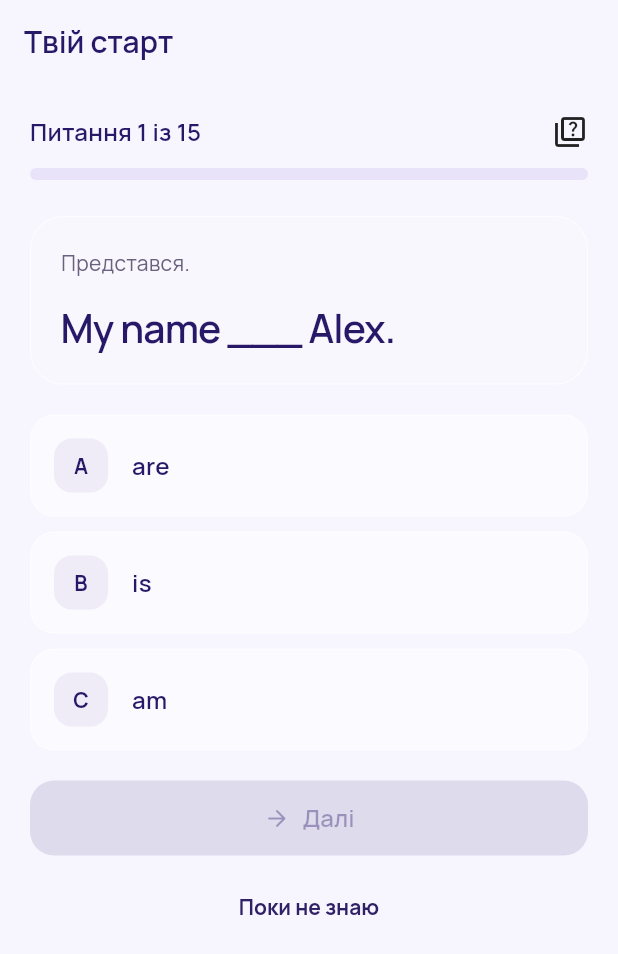
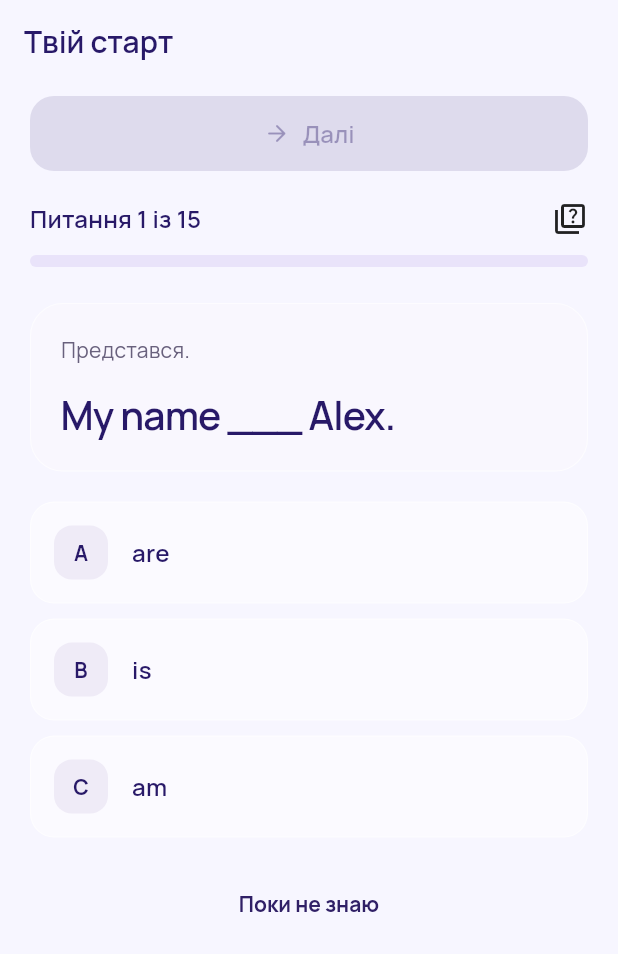
Before and after one commit to quilix11/ohymeku, a Flutter app: the screen it shows after launch, after a tap on "Почати тест", on a phone screen of 412 x 824 dp. Shown: the top 954 px of the screen. Run offline on Flutter 3.47's test engine with Material 3 defaults, Android fonts, the phone set to English and light mode, and no system bars; our stand-ins replace audioplayers, flutter_animate, flutter_dotenv, flutter_local_notifications, flutter_tts, shared_preferences and 2 more.

Commit message:
Add Meku splash and pin exercise navigation

```diff
--- a/lib/main.dart
+++ b/lib/main.dart
@@ -8,25 +8,60 @@ import 'services/progress_service.dart';
 import 'theme/app_theme.dart';
 import 'screens/main_screen.dart';
 import 'screens/placement_screen.dart';
+import 'screens/splash_screen.dart';
 
-Future<void> main() async {
+void main() {
   WidgetsFlutterBinding.ensureInitialized();
+  runApp(const AppStartup());
+}
 
-  // Force portrait
-  await SystemChrome.setPreferredOrientations([DeviceOrientation.portraitUp]);
+class AppStartup extends StatefulWidget {
+  const AppStartup({super.key});
 
-  // Load .env
-  await dotenv.load(fileName: '.env', isOptional: true);
+  @override
+  State<AppStartup> createState() => _AppStartupState();
+}
 
-  // Load settings
-  final settings = SettingsService();
-  await settings.load();
+class _AppStartupState extends State<AppStartup> {
+  late Future<DialectDuelApp> _startup = _loadApp();
+  final _lightTheme = buildAppTheme();
+  final _darkTheme = buildDarkTheme();
 
-  // Load progress
-  final progress = ProgressService();
-  await progress.initialize();
+  Future<DialectDuelApp> _loadApp() async {
+    final settings = SettingsService();
+    final progress = ProgressService();
+    try {
+      await SystemChrome.setPreferredOrientations(
+          [DeviceOrientation.portraitUp]);
+      await dotenv.load(fileName: '.env', isOptional: true);
+      await settings.load();
+      await progress.initialize();
+      return DialectDuelApp(settings: settings, progress: progress);
+    } catch (_) {
+      settings.dispose();
+      progress.dispose();
+      rethrow;
+    }
+  }
 
-  runApp(DialectDuelApp(settings: settings, progress: progress));
+  @override
+  Widget build(BuildContext context) => FutureBuilder<DialectDuelApp>(
+        future: _startup,
+        builder: (context, snapshot) =>
+            snapshot.data ??
+            MaterialApp(
+              title: 'Ohymeku',
+              debugShowCheckedModeBanner: false,
+              theme: _lightTheme,
+              darkTheme: _darkTheme,
+              home: SplashScreen(
+                onRetry: snapshot.connectionState == ConnectionState.done &&
+                        snapshot.hasError
+                    ? () => setState(() => _startup = _loadApp())
+                    : null,
+              ),
+            ),
+      );
 }
 
 class DialectDuelApp extends StatefulWidget {
--- a/lib/screens/placement_screen.dart
+++ b/lib/screens/placement_screen.dart
@@ -1,3 +1,4 @@
+import '../widgets/exercise_layout.dart';
 import '../widgets/ohymeku_design.dart';
 import 'package:flutter/material.dart';
 import '../models/learning_exercise.dart';
@@ -74,8 +75,16 @@ class _PlacementScreenState extends State<PlacementScreen> {
                 child: Center(
                   child: ConstrainedBox(
                       constraints: const BoxConstraints(maxWidth: 620),
-                      child: ListView(
-                          padding: const EdgeInsets.all(20),
+                      child: ExerciseLayout(
+                          step: (_started, _result, question.id),
+                          action: _started && _result == null
+                              ? FilledButton.icon(
+                                  onPressed:
+                                      _busy || _selected == null ? null : _next,
+                                  icon: const Icon(Icons.arrow_forward_rounded),
+                                  label: Text(_busy ? 'Зберігаємо…' : 'Далі'),
+                                )
+                              : null,
                           children: [
                             if (!_started) ...[
                               SilkPanel(
@@ -197,12 +206,6 @@ class _PlacementScreenState extends State<PlacementScreen> {
                                             : () =>
                                                 setState(() => _selected = i))),
                               const SizedBox(height: 10),
-                              FilledButton.icon(
-                                  onPressed:
-                                      _busy || _selected == null ? null : _next,
-                                  icon: const Icon(Icons.arrow_forward_rounded),
-                                  label: Text(_busy ? 'Зберігаємо…' : 'Далі')),
-                              const SizedBox(height: 10),
                               TextButton(
                                   onPressed: _busy
                                       ? null
--- /dev/null
+++ b/lib/widgets/exercise_layout.dart
@@ -0,0 +1,34 @@
+import 'package:flutter/material.dart';
+
+/// Keeps the current exercise's action above the scrollable content.
+class ExerciseLayout extends StatelessWidget {
+  final Object step;
+  final Widget? action;
+  final List<Widget> children;
+
+  const ExerciseLayout({
+    super.key,
+    required this.step,
+    this.action,
+    required this.children,
+  });
+
+  @override
+  Widget build(BuildContext context) => Column(
+        crossAxisAlignment: CrossAxisAlignment.stretch,
+        children: [
+          if (action case final button?)
+            Padding(
+              padding: const EdgeInsets.fromLTRB(20, 8, 20, 0),
+              child: button,
+            ),
+          Expanded(
+            child: ListView(
+              key: ValueKey(step),
+              padding: const EdgeInsets.all(20),
+              children: children,
+            ),
+          ),
+        ],
+      );
+}
```
Also changed, not shown: lib/screens/journey_level_screen.dart (+31 -27 lines), lib/screens/journey_quest_screen.dart (+23 -18 lines), lib/screens/practice_screen.dart (+14 -11 lines), lib/screens/splash_screen.dart (+34 -137 lines), 2 other files.
